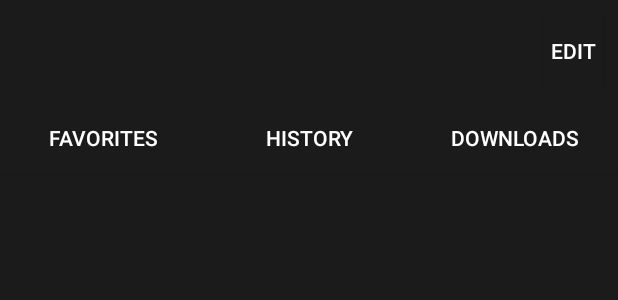
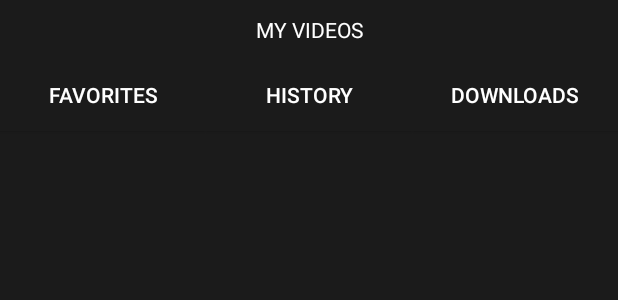
Before and after one commit to hmk20000/gateway-android, an Android app: the layout fragment_myvideos.xml on its own in the app's theme, with its tools: preview values and no code run, on a phone screen of 412 x 824 dp. Shown: the top 300 px of the screen. Run offline under Robolectric (Android 15) with nearby library versions, the phone set to English and light mode, and no system bars; Roboto replaces fonts that are not available here.

Commit message:
Remove Edit button

```diff
--- a/app/src/main/java/org/kccc/gateway/Fragment_MyVideos.java
+++ b/app/src/main/java/org/kccc/gateway/Fragment_MyVideos.java
@@ -25,7 +25,7 @@ import io.realm.RealmResults;
 @SuppressLint("ValidFragment")
 public class Fragment_MyVideos extends Fragment implements View.OnClickListener {
     private View view;
-    private Button edit;
+//    private Button edit;
     private Button favorite;
     private Button history;
     private Button download;
@@ -99,7 +99,7 @@ public class Fragment_MyVideos extends Fragment implements View.OnClickListener
 
         //
 
-        edit = (Button)view.findViewById(R.id.editBtn);
+//        edit = (Button)view.findViewById(R.id.editBtn);
         favorite = (Button)view.findViewById(R.id.favoriteBtn);
         history = (Button)view.findViewById(R.id.historyBtn);
         download = (Button)view.findViewById(R.id.downloadBtn);
@@ -115,7 +115,7 @@ public class Fragment_MyVideos extends Fragment implements View.OnClickListener
             line.setBackground(view.getResources().getDrawable(R.drawable.underlinetrue));
         }
 
-        edit.setOnClickListener(this);
+//        edit.setOnClickListener(this);
         favorite.setOnClickListener(this);
         history.setOnClickListener(this);
         download.setOnClickListener(this);
@@ -141,9 +141,9 @@ public class Fragment_MyVideos extends Fragment implements View.OnClickListener
     @Override
     public void onClick(View v) {
         switch (v.getId()){
-            case R.id.editBtn:
-                ((MainActivity) view.getContext()).fragmentReplaceWithMyVideoEdit(flag);
-                break;
+//            case R.id.editBtn:
+//                ((MainActivity) view.getContext()).fragmentReplaceWithMyVideoEdit(flag);
+//                break;
             case R.id.favoriteBtn:
                 ((MainActivity) view.getContext()).fragmentReplaceWithMyVideo(0);
                 if(flag!=0)
--- a/app/src/main/res/layout/fragment_myvideos.xml
+++ b/app/src/main/res/layout/fragment_myvideos.xml
@@ -6,6 +6,7 @@
     <RelativeLayout
         android:layout_width="match_parent"
         android:layout_height="wrap_content"
+        android:orientation="horizontal"
         android:id="@+id/actionbar"
         android:background="#1B1B1B"
         android:paddingTop="10dp"
@@ -19,30 +20,30 @@
             android:layout_height="wrap_content"
             android:maxHeight="80dp"
             android:id="@+id/title"
-            android:background="#1B1B1B"
             android:text="MY VIDEOS"
             android:textColor="#FFFFFF"
-            android:textSize="20dp"
-            android:layout_marginLeft="40dp"
             android:textAlignment="center"
             android:gravity="center_vertical"
             android:layout_alignParentTop="true"
-            android:layout_toLeftOf="@+id/editBtn"
-            android:layout_toStartOf="@+id/editBtn"
-            android:visibility="invisible"/>
 
-        <Button
-            android:layout_width="40dp"
-            android:layout_height="wrap_content"
-            android:layout_weight="1"
-            android:background="#1B1B1B"
-            android:text="Edit"
-            android:textColor="#FFFFFF"
-            android:id="@+id/editBtn"
-            android:layout_marginRight="10dp"
-            android:layout_alignParentTop="true"
-            android:layout_alignParentRight="true"
-            android:layout_alignParentEnd="true" />
+            />
+        <!--android:background="#1B1B1B"-->
+        <!--android:layout_marginLeft="40dp"-->
+        <!--android:layout_toLeftOf="@+id/editBtn"-->
+        <!--android:layout_toStartOf="@+id/editBtn"-->
+
+        <!--<Button-->
+            <!--android:layout_width="40dp"-->
+            <!--android:layout_height="wrap_content"-->
+            <!--android:layout_weight="1"-->
+            <!--android:background="#1B1B1B"-->
+            <!--android:text="Edit"-->
+            <!--android:textColor="#FFFFFF"-->
+            <!--android:id="@+id/editBtn"-->
+            <!--android:layout_marginRight="10dp"-->
+            <!--android:layout_alignParentTop="true"-->
+            <!--android:layout_alignParentRight="true"-->
+            <!--android:layout_alignParentEnd="true" />-->
     </RelativeLayout>
     <LinearLayout
         android:layout_width="match_parent"
@@ -51,7 +52,8 @@
         android:id="@+id/linearLayout"
         android:layout_below="@+id/actionbar"
         android:layout_alignParentLeft="true"
-        android:layout_alignParentStart="true">
+        android:layout_alignParentStart="true"
+        android:baselineAligned="false">
 
         <LinearLayout
             android:layout_width="wrap_content"
@@ -83,7 +85,7 @@
 
             <Button
                 android:layout_width="match_parent"
-                android:layout_height="wrap_content"
+                android:layout_height="0dp"
                 android:layout_weight="1"
                 android:background="#1B1B1B"
                 android:text="History"
@@ -105,7 +107,7 @@
             android:layout_weight="1">
             <Button
                 android:layout_width="match_parent"
-                android:layout_height="wrap_content"
+                android:layout_height="0dp"
                 android:layout_weight="1"
                 android:background="#1B1B1B"
                 android:text="Downloads"
```
